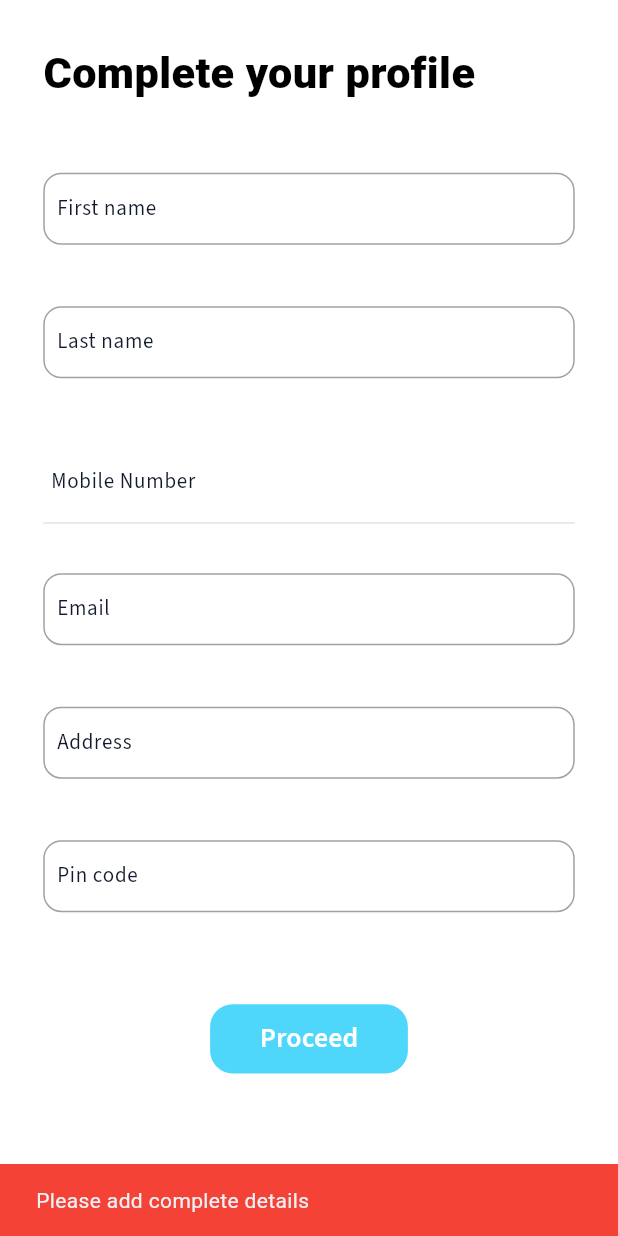
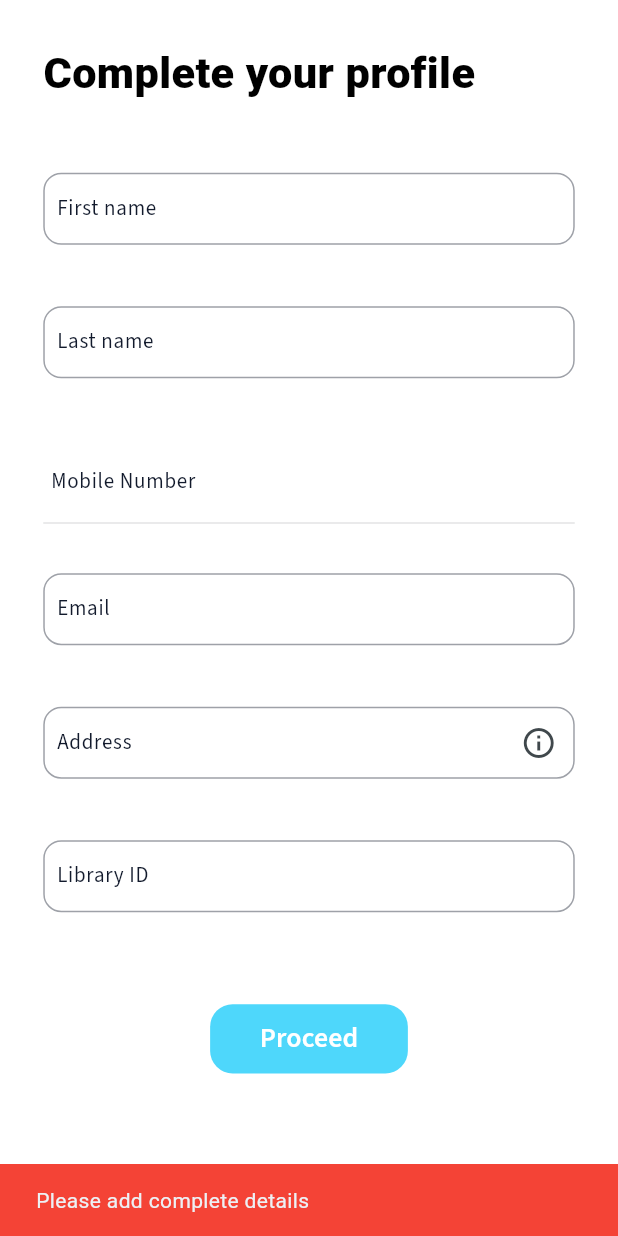
Before and after one commit to rachit-goyal1071/Innogeeks-app, a Flutter app: the UserDetailsPage screen opened directly, after a tap on "Proceed", on a phone screen of 412 x 824 dp. Run offline on Flutter 3.47's test engine with Material 3 defaults, Android fonts, the light colour scheme and no system bars; our stand-ins replace bloc, cloud_firestore, firebase_auth, firebase_core, firebase_messaging, fl_chart and 7 more; accounts and stored records are empty; network calls fail; Roboto replaces fonts that are missing (Chivo).

Commit message:
fix: auth issues managed

```diff
--- a/lib/features/attendance/ui/attendance_page.dart
+++ b/lib/features/attendance/ui/attendance_page.dart
@@ -48,9 +48,7 @@ class _AttendancePageState extends State<AttendancePage> {
                       });
                     }
                 ),
-                borderData: FlBorderData(
-                  show: false,
-                ),
+                borderData: FlBorderData(show: false,),
                 sectionsSpace: 0,
               ),
               swapAnimationDuration: const Duration(milliseconds: 150),
@@ -62,7 +60,7 @@ class _AttendancePageState extends State<AttendancePage> {
     );
   }
 
-  List<PieChartSectionData> showingSections() {
+  List<PieChartSectionData> showingSections(){
     return List.generate(4, (i) {
       final isTouched = (i == touchedIndex);
       final fontSize = isTouched ? 20.0 : 16.0;
--- a/lib/features/auth/bloc/auth_cubit.dart
+++ b/lib/features/auth/bloc/auth_cubit.dart
@@ -48,7 +48,7 @@ class AuthCubit extends Cubit<AuthState> {
 
   void verifyOtp(String otp, BuildContext context) {
     emit(AuthLoadingState());
-    PhoneAuthCredential credential = PhoneAuthProvider.credential(
+    AuthCredential credential = PhoneAuthProvider.credential(
         verificationId: _verificationId!,
         smsCode: otp);
     signInWIthPhone(credential, context);
@@ -74,7 +74,7 @@ class AuthCubit extends Cubit<AuthState> {
   }
 
 
-  void signInWIthPhone(PhoneAuthCredential credential,
+  void signInWIthPhone(AuthCredential credential,
       BuildContext context) async {
     try {
       UserCredential userCredential =
--- a/lib/features/auth/services/auth_services.dart
+++ b/lib/features/auth/services/auth_services.dart
@@ -111,9 +111,9 @@ class AuthService {
     required String lastName,
     required String mobileNumber,
     required String address,
-    required String email
+    required String email,
+    required String lib,
   }) async {
-    // get fcm token
     final firebaseMessaging = FirebaseMessaging.instance;
     final fcmToken = await firebaseMessaging.getToken();
     await FirebaseFirestore.instance.collection('users').doc(FirebaseAuth.instance.currentUser!.uid).set({
@@ -121,9 +121,9 @@ class AuthService {
       'lastName': lastName,
       'mobileNumber': mobileNumber,
       'address': address,
-      'userExists': true,
       'fcm': fcmToken,
       'email': email,
+      'lib':lib,
     });
   }
 
--- a/lib/features/auth/ui/auth_loading_page.dart
+++ b/lib/features/auth/ui/auth_loading_page.dart
@@ -33,7 +33,7 @@ class _AuthLoadingPageState extends State<AuthLoadingPage> {
           } else if(state is UserDoesNotExistState){
             Navigator.push(context, MaterialPageRoute(builder: (context)=> const UserDetailsPage())); // to user details page(On boarding)
           }else if(state is UserAlreadyExistState){
-            Navigator.pushReplacementNamed(context, ''); //Route to the home page
+            Navigator.pushReplacementNamed(context, '/'); //Route to the home page
           }
         },
         builder: (context, state){
--- a/lib/features/auth/ui/user_details_page.dart
+++ b/lib/features/auth/ui/user_details_page.dart
@@ -3,6 +3,8 @@ import 'package:firebase_auth/firebase_auth.dart';
 import 'package:firebase_messaging/firebase_messaging.dart';
 import 'package:flutter/material.dart';
 import 'package:google_fonts/google_fonts.dart';
+import 'package:innogeeks_app/constants/fonts.dart';
+import 'package:innogeeks_app/main.dart';
 
 import '../../../constants/dimensions.dart';
 import '../../widgets/text_field.dart';
@@ -21,7 +23,7 @@ class UserDetailsPageState extends State<UserDetailsPage> {
   final lastNameController = TextEditingController();
   final mobileController = TextEditingController();
   final addressController = TextEditingController();
-  final pinController = TextEditingController();
+  final libController = TextEditingController();
   final emailController = TextEditingController();
   String? phone = '';
 
@@ -51,14 +53,14 @@ class UserDetailsPageState extends State<UserDetailsPage> {
         .doc('fcmUsers')
         .collection('fcms')
         .doc(fcm)
-        .set({'name': firstName});
+        .set({'name': firstName,'uid':userIdMain});
 
-    final docRef2 = FirebaseFirestore.instance.collection('fcmtokens').doc('fcmdoc3');
-    DocumentSnapshot documentSnapshot2 = await docRef2.get();
-    List<String> currentArray2 = List<String>.from(documentSnapshot2.get('fcms'));
-    currentArray2.add(fcm!);
-    await docRef2.update({'fcms': currentArray2});
-  }
+    // final docRef2 = FirebaseFirestore.instance.collection('fcmtokens').doc('fcmdoc3');
+    // DocumentSnapshot documentSnapshot2 = await docRef2.get();
+    // List<String> currentArray2 = List<String>.from(documentSnapshot2.get('fcms'));
+    // currentArray2.add(fcm!);
+    // await docRef2.update({'fcms': currentArray2});
+    }
 
   @override
   Widget build(BuildContext context) {
@@ -92,17 +94,26 @@ class UserDetailsPageState extends State<UserDetailsPage> {
               keyboardType: TextInputType.number,
             ),
             DetailsTextField(controller: emailController, label: "Email"),
-            DetailsTextField(controller: addressController, label: 'Address'),
+            DetailsTextField(controller: addressController, label: 'Address',icon:IconButton(
+                onPressed: (){
+                  showDialog(
+                      context: context, builder: (context){
+                        return const Dialog(
+                          backgroundColor:Colors.white,child: Padding(
+                            padding: EdgeInsets.all(8.0),
+                            child: SmallTextType(text: 'Add Current Address'),
+                        ),);
+                      });},
+                icon: const Icon(Icons.info_outline)),),
             DetailsTextField(
-              controller: pinController,
-              label: 'Pin code',
-              keyboardType: TextInputType.number,
+              controller: libController,
+              label: 'Library ID',
+              keyboardType: TextInputType.text,
             ),
-
             SizedBox(height: getScreenWidth(context) * 0.07),
             TextButton(
               onPressed: () async {
-                if(firstNameController.text.isEmpty || lastNameController.text.isEmpty || mobileController.text.isEmpty || emailController.text.isEmpty || pinController.text.isEmpty){
+                if(firstNameController.text.isEmpty || lastNameController.text.isEmpty || mobileController.text.isEmpty || emailController.text.isEmpty || libController.text.isEmpty){
                   return openErrorSnackBar(context, "Please add complete details");
                 }
                 else {
@@ -110,8 +121,9 @@ class UserDetailsPageState extends State<UserDetailsPage> {
                     firstName: firstNameController.text,
                     lastName: lastNameController.text,
                     mobileNumber: mobileController.text,
-                    address: '',
+                    address: addressController.text,
                     email: emailController.text,
+                    lib: libController.text
                   );
                   uploadFcm(firstNameController.text);
                   Navigator.pushReplacementNamed(context, '/');
--- a/lib/features/widgets/text_field.dart
+++ b/lib/features/widgets/text_field.dart
@@ -15,6 +15,8 @@ class DetailsTextField extends StatelessWidget {
   final Color activeBorderColor;
   final Color? fillColor;
   final Function? onTap;
+  final IconButton? icon;
+  final String? suffixText;
   const DetailsTextField({
     required this.controller,
     required this.label,
@@ -26,6 +28,8 @@ class DetailsTextField extends StatelessWidget {
     this.activeBorderColor = primaryInnoColor,
     this.fillColor = const Color.fromARGB(255, 247, 247, 247),
     this.onTap,
+    this.icon,
+    this.suffixText,
     super.key,
   });
 
@@ -45,6 +49,8 @@ class DetailsTextField extends StatelessWidget {
         keyboardType: keyboardType,
         style: const TextStyle(color: Colors.black),
         decoration: InputDecoration(
+          suffixText: suffixText,
+          suffixIcon: icon,
             labelStyle: GoogleFonts.sourceSans3(fontSize:14,color: const Color(0xff121A2C),fontWeight: FontWeight.w400),
             contentPadding: const EdgeInsets.fromLTRB(5.0 , 10.0 , 5.0 , 10.0),
             enabledBorder: OutlineInputBorder(
--- a/lib/main.dart
+++ b/lib/main.dart
@@ -1,3 +1,4 @@
+import 'package:firebase_auth/firebase_auth.dart';
 import 'package:firebase_core/firebase_core.dart';
 import 'package:flutter/material.dart';
 import 'package:flutter_bloc/flutter_bloc.dart';
@@ -27,6 +28,7 @@ Future<void> main() async {
     ),
   );
 }
+  final userIdMain = FirebaseAuth.instance.currentUser!.uid;
 
 class MyApp extends StatelessWidget {
   final bool hasSeenOnboarding;
@@ -59,7 +61,7 @@ class MyApp extends StatelessWidget {
                 onGenerateRoute: routeGenerator.generateRoute,
               );
             }else if(state is AuthLoggedOutState){
-              return const NavBar(); //Splash screen to be returned
+              return const SplashScreen(); //Splash screen to be returned
             }else{
               return const NavBar(); // HomeScreen
             }
```
Also changed, not shown: lib/features/profile/repo/profile_repo.dart (added, +27 -0 lines), lib/features/profile/ui/profile_page.dart (+44 -3 lines), lib/features/widgets/widgets.dart (+25 -0 lines), assets/gif/loader.gif (deleted).
